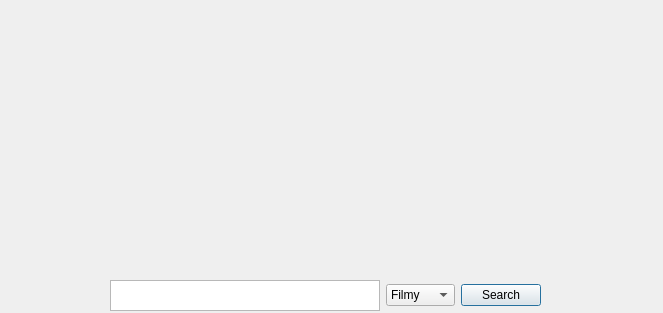
Qt form tmdb.ui (MichMac/My-Watched-List-) before a commit.
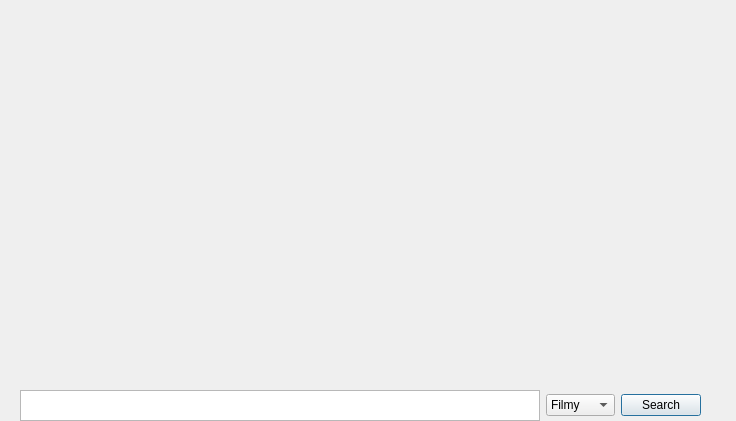
The same form after that commit.

The edit to the form file:
```diff
--- a/tmdb.ui
+++ b/tmdb.ui
@@ -6,8 +6,8 @@
    <rect>
     <x>0</x>
     <y>0</y>
-    <width>663</width>
-    <height>313</height>
+    <width>736</width>
+    <height>421</height>
    </rect>
   </property>
   <property name="windowTitle">
@@ -16,9 +16,9 @@
   <widget class="QWidget" name="horizontalLayoutWidget">
    <property name="geometry">
     <rect>
-     <x>110</x>
-     <y>280</y>
-     <width>431</width>
+     <x>20</x>
+     <y>390</y>
+     <width>681</width>
      <height>31</height>
     </rect>
    </property>
```
Left out of the diff: 24 changed lines with no effect on the pictures.
